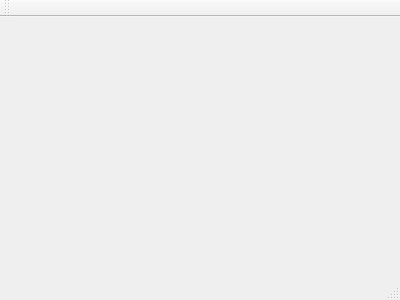
Above: mainwindow.ui from cezuriku/LO21 before the change. Below: the same form after it.
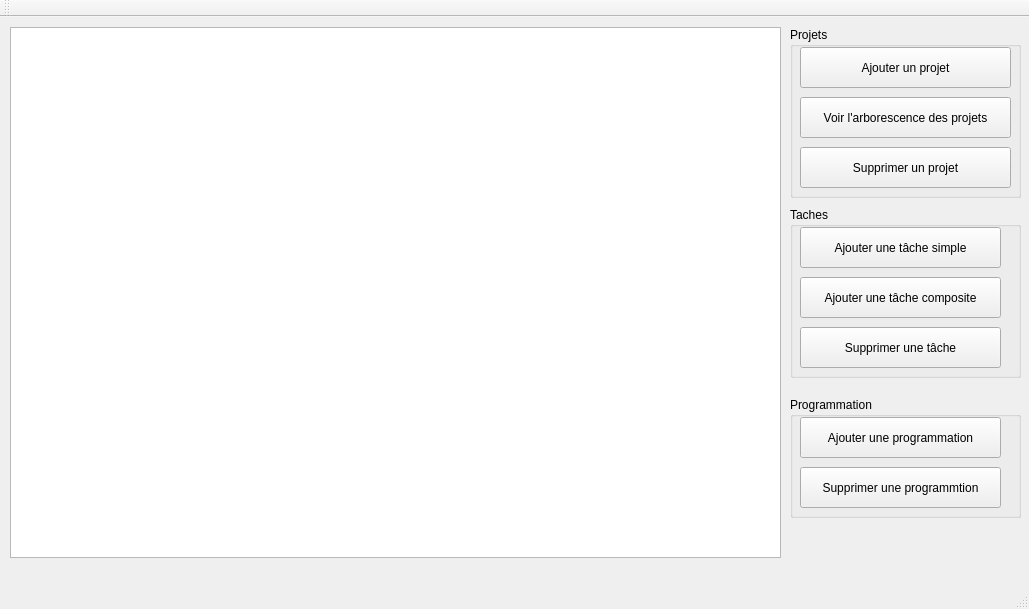
That is the form after the change.

Commit message:
Fenêtre principale, ajout projet et tache simple
L'ajout de tâche simple n'est pas fini.

```diff
--- a/mainwindow.ui
+++ b/mainwindow.ui
@@ -1,24 +1,196 @@
 <ui version="4.0">
  <class>MainWindow</class>
- <widget class="QMainWindow" name="MainWindow" >
-  <property name="geometry" >
+ <widget class="QMainWindow" name="MainWindow">
+  <property name="geometry">
    <rect>
     <x>0</x>
     <y>0</y>
-    <width>400</width>
-    <height>300</height>
+    <width>1029</width>
+    <height>609</height>
    </rect>
   </property>
   <property name="windowTitle" >
    <string>MainWindow</string>
   </property>
-  <widget class="QMenuBar" name="menuBar" />
-  <widget class="QToolBar" name="mainToolBar" />
-  <widget class="QWidget" name="centralWidget" />
-  <widget class="QStatusBar" name="statusBar" />
+  <widget class="QWidget" name="centralWidget">
+   <widget class="QTextEdit" name="textAgenda">
+    <property name="geometry">
+     <rect>
+      <x>10</x>
+      <y>10</y>
+      <width>771</width>
+      <height>531</height>
+     </rect>
+    </property>
+    <property name="readOnly">
+     <bool>true</bool>
+    </property>
+   </widget>
+   <widget class="QGroupBox" name="groupBox">
+    <property name="geometry">
+     <rect>
+      <x>790</x>
+      <y>10</y>
+      <width>231</width>
+      <height>171</height>
+     </rect>
+    </property>
+    <property name="title">
+     <string>Projets</string>
+    </property>
+    <widget class="QPushButton" name="b_aprojet">
+     <property name="geometry">
+      <rect>
+       <x>10</x>
+       <y>20</y>
+       <width>211</width>
+       <height>41</height>
+      </rect>
+     </property>
+     <property name="text">
+      <string>Ajouter un projet</string>
+     </property>
+    </widget>
+    <widget class="QPushButton" name="b_arbo">
+     <property name="geometry">
+      <rect>
+       <x>10</x>
+       <y>70</y>
+       <width>211</width>
+       <height>41</height>
+      </rect>
+     </property>
+     <property name="text">
+      <string>Voir l'arborescence des projets</string>
+     </property>
+    </widget>
+    <widget class="QPushButton" name="b_sprojet">
+     <property name="geometry">
+      <rect>
+       <x>10</x>
+       <y>120</y>
+       <width>211</width>
+       <height>41</height>
+      </rect>
+     </property>
+     <property name="text">
+      <string>Supprimer un projet</string>
+     </property>
+    </widget>
+   </widget>
+   <widget class="QGroupBox" name="groupBox_2">
+    <property name="geometry">
+     <rect>
+      <x>790</x>
+      <y>190</y>
+      <width>231</width>
+      <height>171</height>
+     </rect>
+    </property>
+    <property name="title">
+     <string>Taches</string>
+    </property>
+    <widget class="QPushButton" name="b_atache_simple">
+     <property name="geometry">
+      <rect>
+       <x>10</x>
+       <y>20</y>
+       <width>201</width>
+       <height>41</height>
+      </rect>
+     </property>
+     <property name="text">
+      <string>Ajouter une tâche simple</string>
+     </property>
+    </widget>
+    <widget class="QPushButton" name="b_atache_compo">
+     <property name="geometry">
+      <rect>
+       <x>10</x>
+       <y>70</y>
+       <width>201</width>
+       <height>41</height>
+      </rect>
+     </property>
+     <property name="text">
+      <string>Ajouter une tâche composite</string>
+     </property>
+    </widget>
+    <widget class="QPushButton" name="b_stache">
+     <property name="geometry">
+      <rect>
+       <x>10</x>
+       <y>120</y>
+       <width>201</width>
+       <height>41</height>
+      </rect>
+     </property>
+     <property name="text">
+      <string>Supprimer une tâche</string>
+     </property>
+    </widget>
+   </widget>
+   <widget class="QGroupBox" name="groupBox_3">
+    <property name="geometry">
+     <rect>
+      <x>790</x>
+      <y>380</y>
+      <width>231</width>
+      <height>121</height>
+     </rect>
+    </property>
+    <property name="title">
+     <string>Programmation</string>
+    </property>
+    <widget class="QPushButton" name="b_aprog">
+     <property name="geometry">
+      <rect>
+       <x>10</x>
+       <y>20</y>
+       <width>201</width>
+       <height>41</height>
+      </rect>
+     </property>
+     <property name="text">
+      <string>Ajouter une programmation</string>
+     </property>
+    </widget>
+    <widget class="QPushButton" name="b_sprog">
+     <property name="geometry">
+      <rect>
+       <x>10</x>
+       <y>70</y>
+       <width>201</width>
+       <height>41</height>
+      </rect>
+     </property>
+     <property name="text">
+      <string>Supprimer une programmtion</string>
+     </property>
+    </widget>
+   </widget>
+  </widget>
+  <widget class="QMenuBar" name="menuBar">
+   <property name="geometry">
+    <rect>
+     <x>0</x>
+     <y>0</y>
+     <width>1029</width>
+     <height>26</height>
+    </rect>
+   </property>
+  </widget>
+  <widget class="QToolBar" name="mainToolBar">
+   <attribute name="toolBarArea">
+    <enum>TopToolBarArea</enum>
+   </attribute>
+   <attribute name="toolBarBreak">
+    <bool>false</bool>
+   </attribute>
+  </widget>
+  <widget class="QStatusBar" name="statusBar"/>
  </widget>
- <layoutDefault spacing="6" margin="11" />
- <pixmapfunction></pixmapfunction>
+ <layoutdefault spacing="6" margin="11"/>
  <resources/>
  <connections/>
 </ui>
```
Left out of the diff: 3 changed lines with no effect on the pictures. The commit also changes 14 other files.
